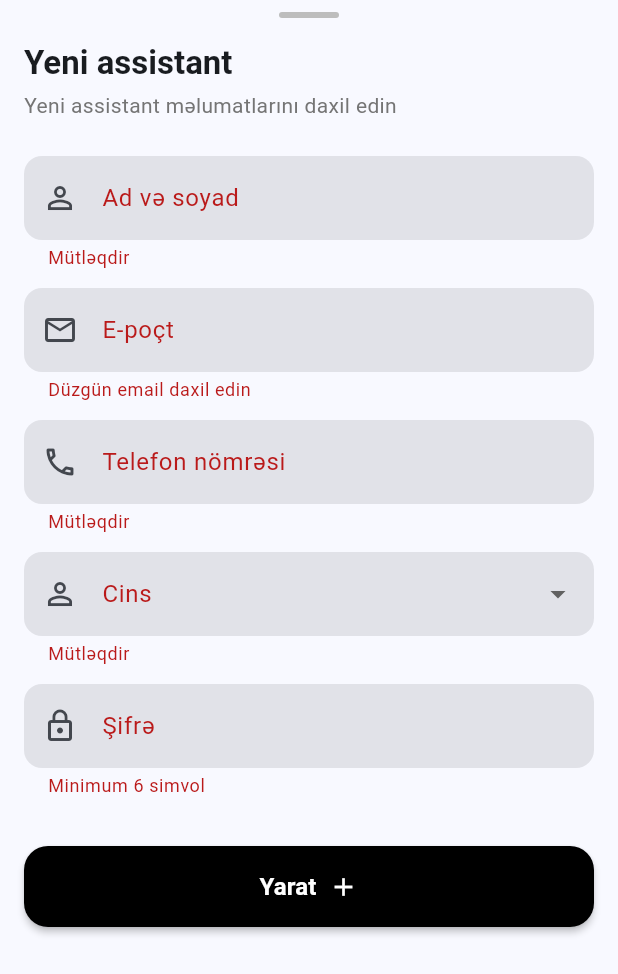
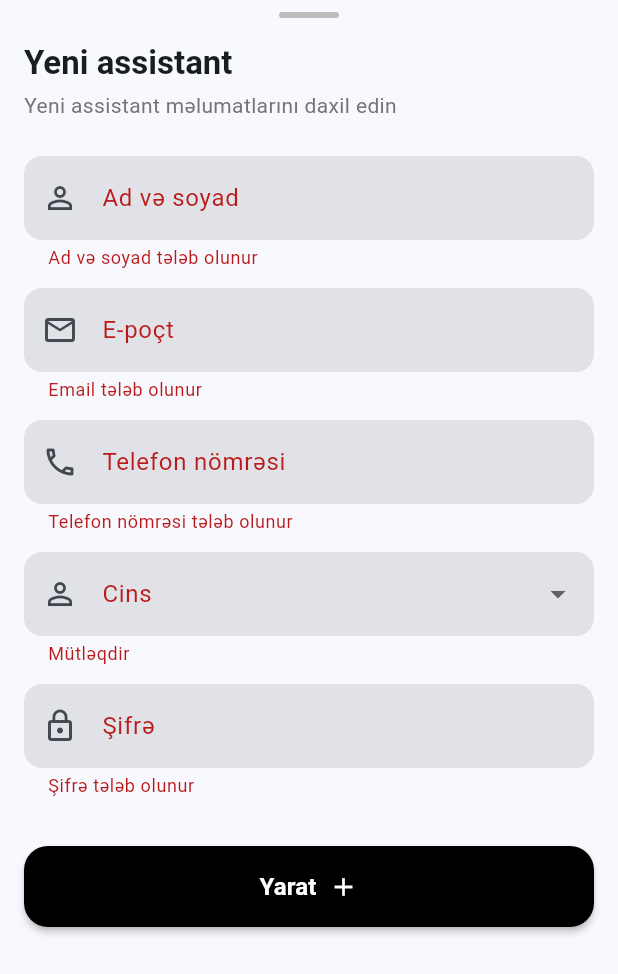
Before and after one commit to karamlyy/dental_mobile, a Flutter app: the AddAssistantSheet widget shown alone on an empty page, opened directly, after a tap on "Yarat", on a phone screen of 412 x 824 dp. Shown: the top 974 px of the screen. Run offline on Flutter 3.47's test engine with Material 3 defaults, Android fonts, the phone set to English and light mode, and no system bars; our stand-ins replace another_flushbar, dio, firebase_analytics, firebase_core, firebase_crashlytics, flutter_bloc and 8 more; accounts and stored records are empty; network calls fail.

Commit message:
feat: validators added

```diff
--- /dev/null
+++ b/lib/core/utils/validators.dart
@@ -0,0 +1,27 @@
+class Validators {
+  /// Email validasiyası
+  /// Returns null əgər email düzgündürsə, əks halda error message qaytarır
+  static String? validateEmail(String? email) {
+    if (email == null || email.trim().isEmpty) {
+      return 'Email tələb olunur';
+    }
+
+    final trimmedEmail = email.trim();
+
+    // Sadə email regex pattern
+    final emailRegex = RegExp(
+      r'^[a-zA-Z0-9._%+-]+@[a-zA-Z0-9.-]+\.[a-zA-Z]{2,}$',
+    );
+
+    if (!emailRegex.hasMatch(trimmedEmail)) {
+      return 'Düzgün email daxil edin';
+    }
+
+    return null;
+  }
+
+  /// Email-in düzgün olub olmadığını yoxlayır (bool qaytarır)
+  static bool isValidEmail(String? email) {
+    return validateEmail(email) == null;
+  }
+}
--- a/lib/features/assistants/presentation/widgets/add_assistant_sheet.dart
+++ b/lib/features/assistants/presentation/widgets/add_assistant_sheet.dart
@@ -6,6 +6,7 @@ import 'package:flutter/material.dart';
 import 'package:flutter_bloc/flutter_bloc.dart';
 import 'package:dental_mobile/core/error/app_error.dart';
 import 'package:dental_mobile/common/widgets/error_bottom_sheet.dart';
+import 'package:dental_mobile/core/utils/validators.dart';
 import '../cubit/assistants_cubit.dart';
 
 class AddAssistantSheet extends StatefulWidget {
@@ -134,8 +135,12 @@ class _AddAssistantSheetState extends State<AddAssistantSheet> {
                           ),
                           filled: true
                       ),
-                      validator: (value) =>
-                          value == null || value.isEmpty ? l10n.required : null,
+                      validator: (value) {
+                        if (value == null || value.trim().isEmpty) {
+                          return 'Ad və soyad tələb olunur';
+                        }
+                        return null;
+                      },
                     ),
                     const SizedBox(height: 12),
                       TextFormField(
@@ -150,9 +155,7 @@ class _AddAssistantSheetState extends State<AddAssistantSheet> {
                             filled: true
                         ),
                         keyboardType: TextInputType.emailAddress,
-                        validator: (value) => value == null || !value.contains('@')
-                            ? 'Düzgün email daxil edin'
-                            : null,
+                        validator: Validators.validateEmail,
                       ),
                       const SizedBox(height: 12),
                       TextFormField(
@@ -167,8 +170,12 @@ class _AddAssistantSheetState extends State<AddAssistantSheet> {
                           filled: true,
                         ),
                         keyboardType: TextInputType.phone,
-                        validator: (value) =>
-                            value == null || value.isEmpty ? l10n.required  : null,
+                        validator: (value) {
+                          if (value == null || value.trim().isEmpty) {
+                            return 'Telefon nömrəsi tələb olunur';
+                          }
+                          return null;
+                        },
                       ),
                       const SizedBox(height: 12),
                       DropdownButtonFormField<String>(
@@ -207,9 +214,15 @@ class _AddAssistantSheetState extends State<AddAssistantSheet> {
                         filled: true
                       ),
                       obscureText: true,
-                      validator: (value) => value == null || value.length < 6
-                          ? 'Minimum 6 simvol'
-                          : null,
+                      validator: (value) {
+                        if (value == null || value.trim().isEmpty) {
+                          return 'Şifrə tələb olunur';
+                        }
+                        if (value.trim().length < 6) {
+                          return 'Şifrə ən azı 6 simvol olmalıdır';
+                        }
+                        return null;
+                      },
                     ),
                     const SizedBox(height: 32),
 
```
Also changed, not shown: lib/features/assistants/presentation/cubit/assistant_creation_cubit.dart (+33 -4 lines), lib/features/auth/presentation/cubit/auth_cubit.dart (+65 -8 lines), lib/features/auth/presentation/pages/login_page.dart (+31 -4 lines), lib/features/auth/presentation/pages/register_page.dart (+75 -9 lines).
